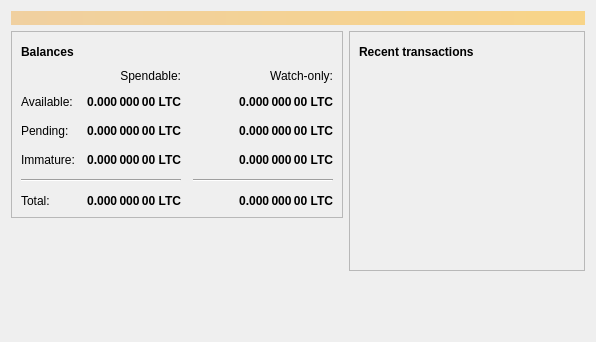
thecoin-project/litecoin, file src/qt/forms/overviewpage.ui: the form before one commit.
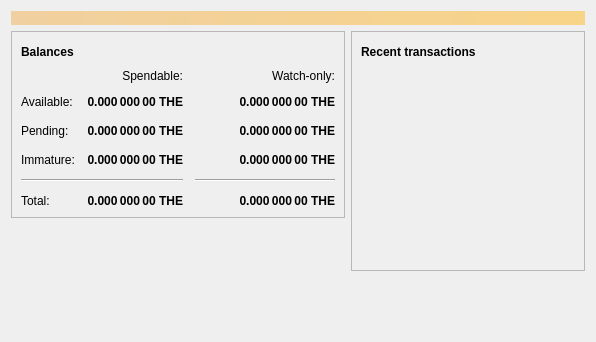
The form after the commit. Icons and pictures are not drawn.

Patch:
```diff
--- a/src/qt/forms/overviewpage.ui
+++ b/src/qt/forms/overviewpage.ui
@@ -129,7 +129,7 @@
                <string>Unconfirmed transactions to watch-only addresses</string>
               </property>
               <property name="text">
-               <string notr="true">0.000 000 00 LTC</string>
+               <string notr="true">0.000 000 00 THE</string>
               </property>
               <property name="alignment">
                <set>Qt::AlignRight|Qt::AlignTrailing|Qt::AlignVCenter</set>
@@ -154,7 +154,7 @@
                <string>Total of transactions that have yet to be confirmed, and do not yet count toward the spendable balance</string>
               </property>
               <property name="text">
-               <string notr="true">0.000 000 00 LTC</string>
+               <string notr="true">0.000 000 00 THE</string>
               </property>
               <property name="alignment">
                <set>Qt::AlignRight|Qt::AlignTrailing|Qt::AlignVCenter</set>
@@ -179,7 +179,7 @@
                <string>Mined balance in watch-only addresses that has not yet matured</string>
               </property>
               <property name="text">
-               <string notr="true">0.000 000 00 LTC</string>
+               <string notr="true">0.000 000 00 THE</string>
               </property>
               <property name="alignment">
                <set>Qt::AlignRight|Qt::AlignTrailing|Qt::AlignVCenter</set>
@@ -237,7 +237,7 @@
                <string>Mined balance that has not yet matured</string>
               </property>
               <property name="text">
-               <string notr="true">0.000 000 00 LTC</string>
+               <string notr="true">0.000 000 00 THE</string>
               </property>
               <property name="alignment">
                <set>Qt::AlignRight|Qt::AlignTrailing|Qt::AlignVCenter</set>
@@ -282,7 +282,7 @@
                <string>Your current total balance</string>
               </property>
               <property name="text">
-               <string notr="true">0.000 000 00 LTC</string>
+               <string notr="true">0.000 000 00 THE</string>
               </property>
               <property name="alignment">
                <set>Qt::AlignRight|Qt::AlignTrailing|Qt::AlignVCenter</set>
@@ -307,7 +307,7 @@
                <string>Current total balance in watch-only addresses</string>
               </property>
               <property name="text">
-               <string notr="true">0.000 000 00 LTC</string>
+               <string notr="true">0.000 000 00 THE</string>
               </property>
               <property name="alignment">
                <set>Qt::AlignRight|Qt::AlignTrailing|Qt::AlignVCenter</set>
@@ -349,7 +349,7 @@
                <string>Your current spendable balance</string>
               </property>
               <property name="text">
-               <string notr="true">0.000 000 00 LTC</string>
+               <string notr="true">0.000 000 00 THE</string>
               </property>
               <property name="alignment">
                <set>Qt::AlignRight|Qt::AlignTrailing|Qt::AlignVCenter</set>
@@ -374,7 +374,7 @@
                <string>Your current balance in watch-only addresses</string>
               </property>
               <property name="text">
-               <string notr="true">0.000 000 00 LTC</string>
+               <string notr="true">0.000 000 00 THE</string>
               </property>
               <property name="alignment">
                <set>Qt::AlignRight|Qt::AlignTrailing|Qt::AlignVCenter</set>
```
